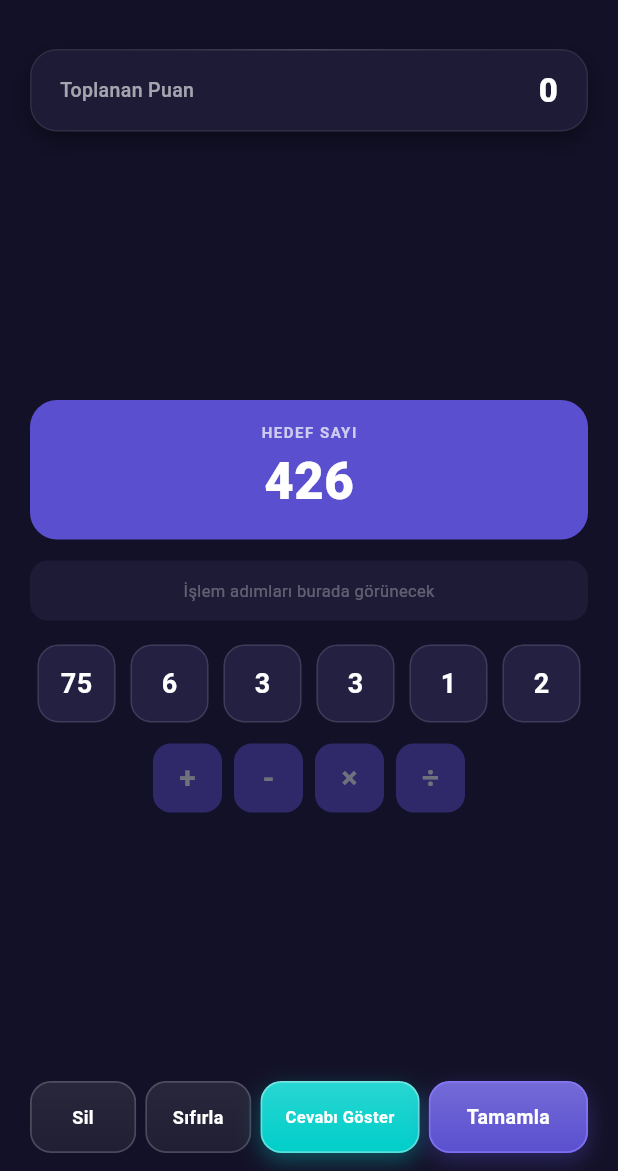
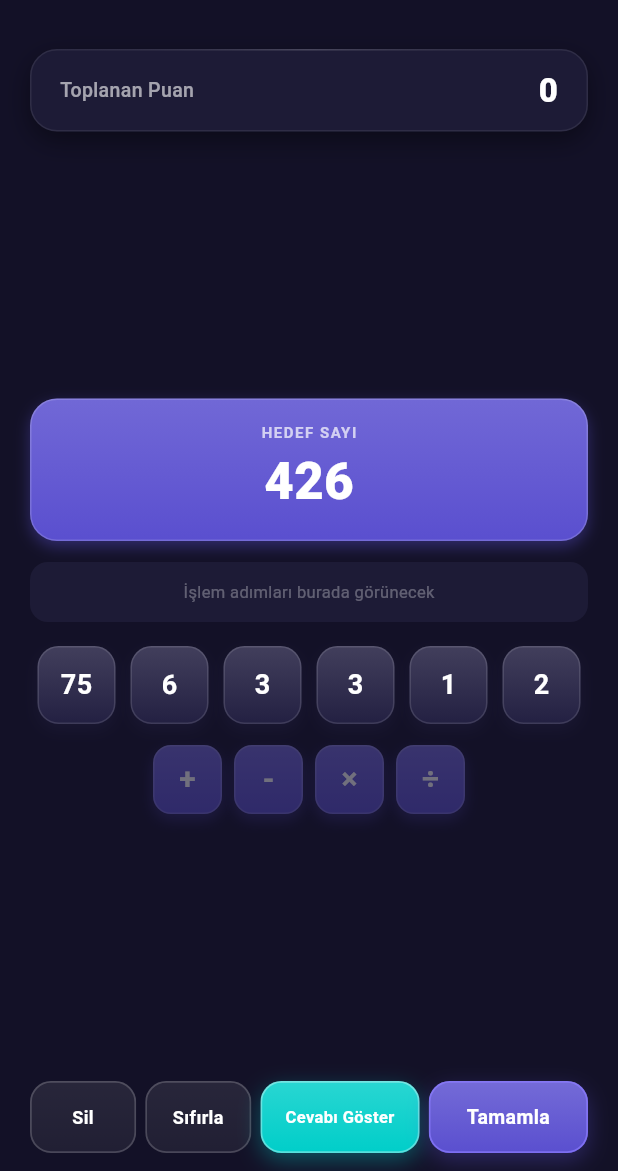
Before and after one commit to Cesurdev58/Say-S-zl-k, a Flutter app: the GameScreen screen opened directly with empty values, on a phone screen of 412 x 824 dp, the part 65-1236 px from its top. Run offline on Flutter 3.47's test engine with Material 3 defaults, Android fonts, the phone set to English and light mode, and no system bars; our stand-ins replace audioplayers, cloud_firestore, confetti, firebase_auth, firebase_core, firebase_crashlytics and 4 more; missing offline and left inert: firebase_app_check; accounts and stored records are empty; Roboto replaces fonts that are missing (Nunito); statements that could not run were skipped.

Commit message:
Faz 2e: GameTile ile harf/sayi taslari, tabular sayaclar
Co-Authored-By: Claude Sonnet 5.5 <noreply@anthropic.com>

```diff
--- a/lib/widgets/math_game_board.dart
+++ b/lib/widgets/math_game_board.dart
@@ -1,5 +1,7 @@
 import 'package:flutter/material.dart';
 import '../theme/app_colors.dart';
+import '../theme/app_theme.dart';
+import 'ui/game_tile.dart';
 
 class MathGameBoard extends StatelessWidget {
   final int targetNumber;
@@ -27,15 +29,21 @@ class MathGameBoard extends StatelessWidget {
   Widget build(BuildContext context) {
     return Column(
       children: [
-        Container(
-          width: double.infinity, padding: const EdgeInsets.symmetric(vertical: 14),
-          decoration: BoxDecoration(color: AppColors.primaryDeep, borderRadius: BorderRadius.circular(18)),
-          child: Column(
-            children: [
-              Text('HEDEF SAYI', style: TextStyle(color: Colors.white.withValues(alpha: 0.7), fontSize: 10, fontWeight: FontWeight.bold, letterSpacing: 1)),
-              const SizedBox(height: 2),
-              Text('$targetNumber', style: const TextStyle(color: Colors.white, fontSize: 34, fontWeight: FontWeight.w900)),
-            ],
+        SizedBox(
+          width: double.infinity,
+          child: GameTile(
+            color: context.gameColors.target,
+            radius: AppRadius.lg,
+            child: Padding(
+              padding: const EdgeInsets.symmetric(vertical: 14),
+              child: Column(
+                children: [
+                  Text('HEDEF SAYI', style: TextStyle(color: Colors.white.withValues(alpha: 0.7), fontSize: 10, fontWeight: FontWeight.bold, letterSpacing: 1)),
+                  const SizedBox(height: 2),
+                  Text('$targetNumber', style: AppText.counter(fontSize: 34, fontWeight: FontWeight.w900)),
+                ],
+              ),
+            ),
           ),
         ),
         const SizedBox(height: 14),
@@ -62,15 +70,11 @@ class MathGameBoard extends StatelessWidget {
             bool isSelected = firstNumIndex == index;
             return GestureDetector(
               onTap: isPaused ? null : () => onNumberTap(index, num),
-              child: AnimatedContainer(
-                duration: const Duration(milliseconds: 150),
+              child: GameTile(
                 width: 52, height: 52,
-                decoration: BoxDecoration(
-                  color: isSelected ? AppColors.joker : AppColors.surfaceHigh,
-                  borderRadius: BorderRadius.circular(14),
-                  border: Border.all(color: isSelected ? AppColors.joker : Colors.white12),
-                ),
-                child: Center(child: Text('$num', style: const TextStyle(color: Colors.white, fontSize: 18, fontWeight: FontWeight.bold))),
+                color: isSelected ? context.gameColors.joker : context.gameColors.surfaceRaised,
+                borderColor: isSelected ? context.gameColors.joker : Colors.white12,
+                child: Text('$num', style: AppText.counter(fontSize: 18)),
               ),
             );
           }),
@@ -87,10 +91,11 @@ class MathGameBoard extends StatelessWidget {
                 borderRadius: BorderRadius.circular(12),
                 child: Opacity(
                   opacity: firstNumIndex == null ? 0.4 : 1.0,
-                  child: Container(
+                  child: GameTile(
                     width: 46, height: 46,
-                    decoration: BoxDecoration(color: isSelected ? AppColors.joker : AppColors.primaryDeep, borderRadius: BorderRadius.circular(12)),
-                    child: Center(child: Text(op == '*' ? '×' : (op == '/' ? '÷' : op), style: const TextStyle(color: Colors.white, fontSize: 20, fontWeight: FontWeight.bold))),
+                    radius: AppRadius.md - 2,
+                    color: isSelected ? context.gameColors.joker : context.gameColors.primaryDeep,
+                    child: Text(op == '*' ? '×' : (op == '/' ? '÷' : op), style: const TextStyle(color: Colors.white, fontSize: 20, fontWeight: FontWeight.bold)),
                   ),
                 ),
               ),
--- a/lib/widgets/ui/game_dialog.dart
+++ b/lib/widgets/ui/game_dialog.dart
@@ -96,7 +96,6 @@ Future<bool?> showGameConfirmDialog(
     barrierDismissible: barrierDismissible,
     builder: (dialogContext) => GameDialog(
       title: title,
-      child: Text(message, textAlign: TextAlign.center, style: const TextStyle(color: Colors.white70)),
       actions: [
         GameButton(
           label: cancelLabel,
@@ -115,6 +114,7 @@ Future<bool?> showGameConfirmDialog(
           },
         ),
       ],
+      child: Text(message, textAlign: TextAlign.center, style: const TextStyle(color: Colors.white70)),
     ),
   );
 }
--- /dev/null
+++ b/lib/widgets/ui/game_tile.dart
@@ -0,0 +1,49 @@
+import 'package:flutter/material.dart';
+
+import '../../theme/app_theme.dart';
+
+/// Harf/sayı/işlem taşı: üstte ince ışık, altta yumuşak gölge ve tutarlı köşe yarıçapı.
+///
+/// [flat] true iken (kullanılmış/pasif taş) gölge ve parlaklık kaldırılır.
+class GameTile extends StatelessWidget {
+  const GameTile({
+    super.key,
+    required this.color,
+    required this.child,
+    this.width,
+    this.height,
+    this.radius = AppRadius.md,
+    this.borderColor,
+    this.flat = false,
+    this.duration = const Duration(milliseconds: 150),
+  });
+
+  final Color color;
+  final Widget child;
+  final double? width;
+  final double? height;
+  final double radius;
+
+  /// Verilmezse yarı saydam beyaz kenarlık kullanılır.
+  final Color? borderColor;
+  final bool flat;
+  final Duration duration;
+
+  @override
+  Widget build(BuildContext context) {
+    final BorderRadius br = BorderRadius.circular(radius);
+    final Color top = flat ? color : Color.alphaBlend(Colors.white.withValues(alpha: 0.14), color);
+    return AnimatedContainer(
+      duration: duration,
+      width: width,
+      height: height,
+      decoration: BoxDecoration(
+        borderRadius: br,
+        gradient: LinearGradient(begin: Alignment.topCenter, end: Alignment.bottomCenter, colors: [top, color]),
+        border: Border.all(color: borderColor ?? Colors.white.withValues(alpha: flat ? 0.05 : 0.16)),
+        boxShadow: flat ? null : [BoxShadow(color: color.withValues(alpha: 0.4), blurRadius: 8, offset: const Offset(0, 4))],
+      ),
+      child: Center(child: child),
+    );
+  }
+}
```
Also changed, not shown: lib/widgets/timer_chip.dart (+3 -5 lines), lib/widgets/word_game_board.dart (+21 -22 lines).
